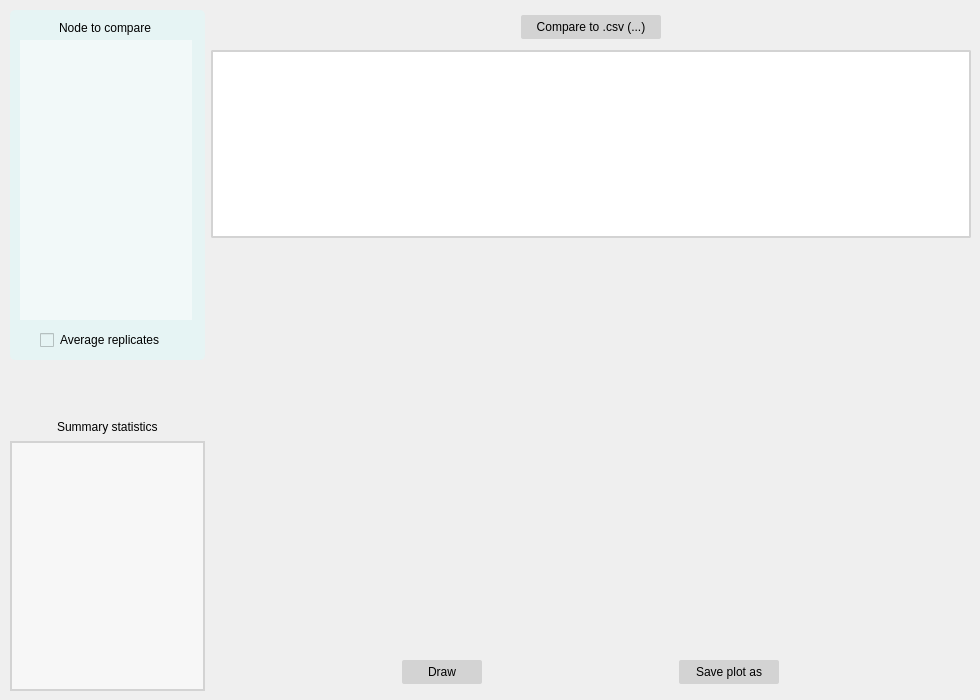
fkmendes/PhyloJunction, file src/phylojunction/interface/pysidegui/pjguipages/pjgui_pages.ui: the form before one commit.
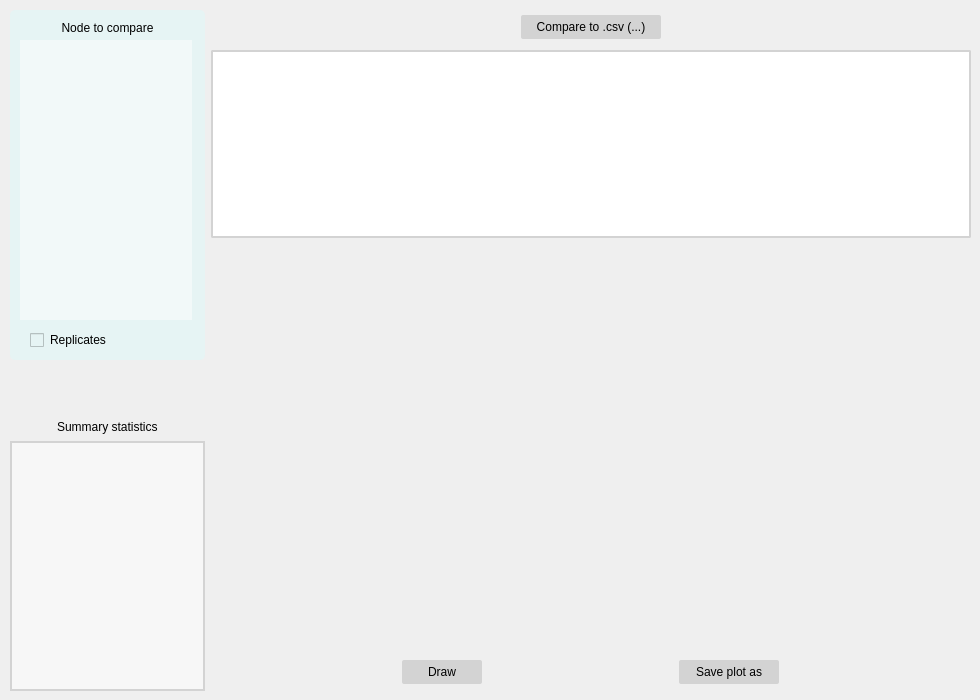
The form after the commit. The open tabs and pages were chosen to show the change. Icons and pictures are not drawn. Custom widgets are drawn as their Qt base class.

Commit message: Add model clear clicked icon

Diff of the .ui file:
```diff
--- a/src/phylojunction/interface/pysidegui/pjguipages/pjgui_pages.ui
+++ b/src/phylojunction/interface/pysidegui/pjguipages/pjgui_pages.ui
@@ -572,21 +572,21 @@
          <widget class="QLabel" name="compare_node_label">
           <property name="geometry">
            <rect>
-            <x>40</x>
+            <x>20</x>
             <y>10</y>
-            <width>110</width>
+            <width>155</width>
             <height>16</height>
            </rect>
           </property>
           <property name="minimumSize">
            <size>
-            <width>110</width>
+            <width>155</width>
             <height>16</height>
            </size>
           </property>
           <property name="maximumSize">
            <size>
-            <width>110</width>
+            <width>155</width>
             <height>16</height>
            </size>
           </property>
@@ -600,29 +600,35 @@
          <widget class="QCheckBox" name="avg_replicate_check_button">
           <property name="geometry">
            <rect>
-            <x>30</x>
+            <x>20</x>
             <y>320</y>
-            <width>140</width>
+            <width>155</width>
             <height>20</height>
            </rect>
           </property>
           <property name="minimumSize">
            <size>
-            <width>140</width>
+            <width>155</width>
             <height>20</height>
            </size>
           </property>
           <property name="maximumSize">
            <size>
-            <width>140</width>
+            <width>155</width>
             <height>20</height>
            </size>
           </property>
+          <property name="font">
+           <font>
+            <pointsize>9</pointsize>
+            <italic>false</italic>
+           </font>
+          </property>
           <property name="cursor">
            <cursorShape>PointingHandCursor</cursorShape>
           </property>
           <property name="text">
-           <string>Average replicates</string>
+           <string>Replicates</string>
           </property>
          </widget>
         </widget>
```
Left out of the diff: 11 changed lines with no effect on the pictures. The commit also changes 2 other files.
